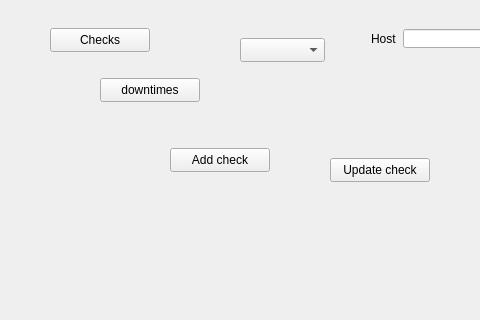
First picture: the form in qupdownio-ui/mainwindow.ui, repository arnauddupuis/qupdown.io, before the edit; both pictures show x 0 to 480 and y 229 to 549 of the 695 by 549 pixel window.
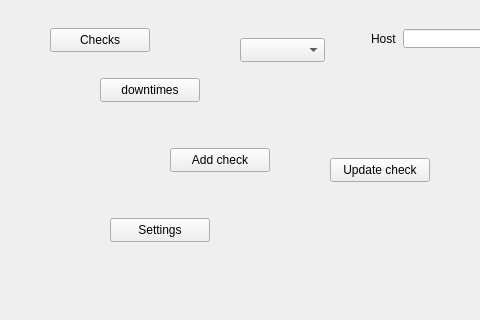
Second picture: the form after the edit. Icons and pictures are not drawn.

```diff
--- a/qupdownio-ui/mainwindow.ui
+++ b/qupdownio-ui/mainwindow.ui
@@ -274,6 +274,19 @@
      <string>Delete check</string>
     </property>
    </widget>
+   <widget class="QPushButton" name="settingsPushButton">
+    <property name="geometry">
+     <rect>
+      <x>110</x>
+      <y>430</y>
+      <width>100</width>
+      <height>24</height>
+     </rect>
+    </property>
+    <property name="text">
+     <string>Settings</string>
+    </property>
+   </widget>
   </widget>
   <widget class="QMenuBar" name="menuBar">
    <property name="geometry">
```
Left out of the diff: 2 changed lines with no effect on the pictures.
